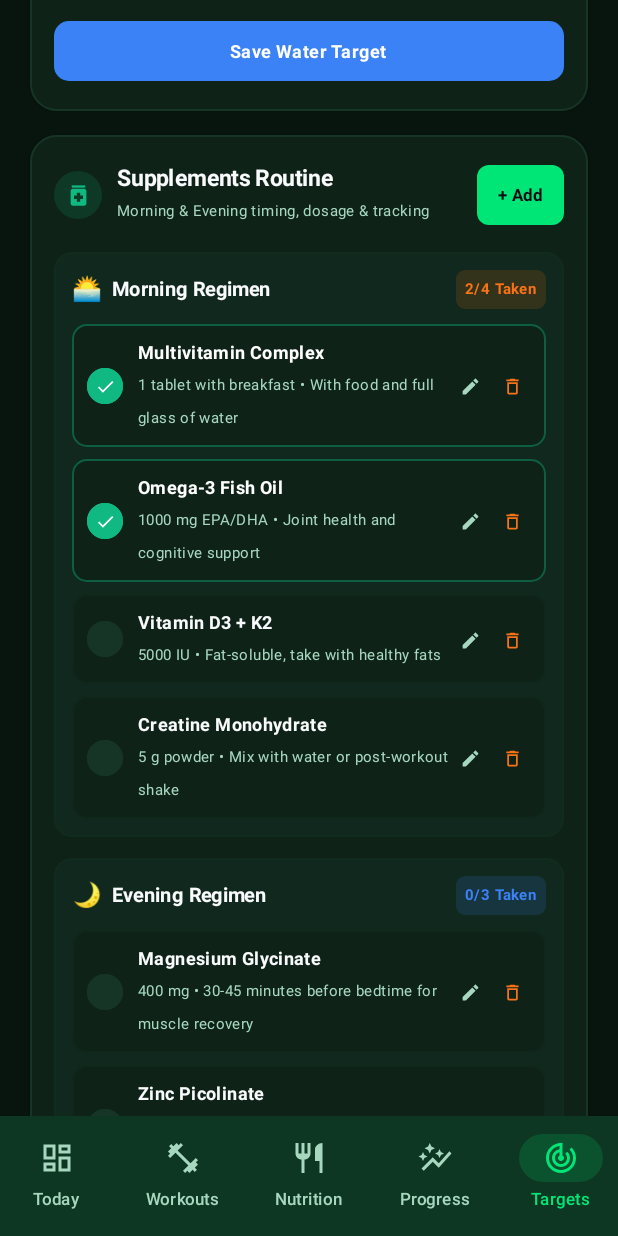
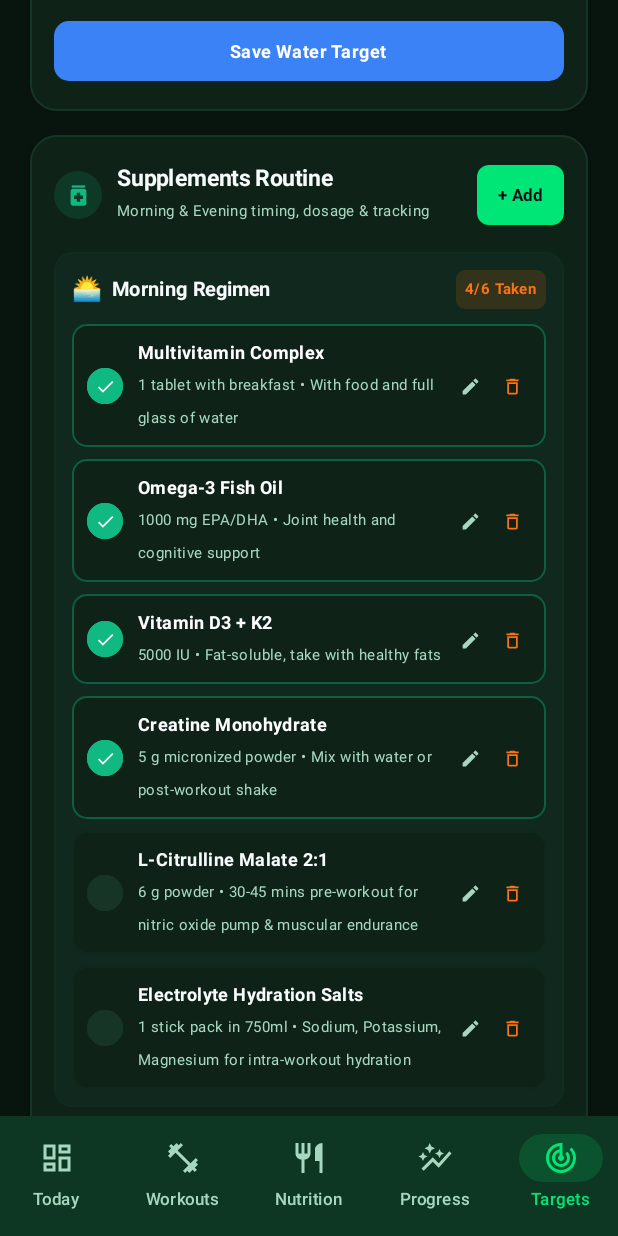
Before and after one commit to PrimeCaster/JustGetFit, an Android app built with Jetpack Compose: the screen it shows after launch (MainActivity), item 5 of the bottom bar chosen, scrolled down 1041 dp, on a phone screen of 412 x 824 dp. Run offline under Robolectric (Android 15) with nearby library versions, the phone set to English and light mode, and no system bars; pictures from the network do not load.

Commit message:
feat: Add comprehensive dummy data across all screens, charts, recipes, workouts and telemetry

```diff
--- a/app/src/main/java/com/example/data/PresetFitnessData.kt
+++ b/app/src/main/java/com/example/data/PresetFitnessData.kt
@@ -1347,46 +1347,64 @@ object PresetFitnessData {
     val upcomingScheduledWorkouts = listOf(
         ScheduledWorkout(
             dayOfWeek = "Mon",
-            date = "Nov 10",
+            date = "Today",
             title = "Push (Chest, Shoulders, Triceps)",
-            focusArea = "Flat DB Bench, Shoulder Press, Cable Pushdowns",
+            focusArea = "Flat DB Bench, Seated Machine Press, Cable Pushdowns",
+            estimatedMinutes = 55,
+            isToday = true,
+            isCompleted = true
+        ),
+        ScheduledWorkout(
+            dayOfWeek = "Tue",
+            date = "Tomorrow",
+            title = "Pull (Back, Biceps & Lats)",
+            focusArea = "Lat Pulldowns, Seated Cable Rows, Preacher Curls",
             estimatedMinutes = 55,
             isToday = false,
             isCompleted = false
         ),
         ScheduledWorkout(
-            dayOfWeek = "Tue",
-            date = "Nov 11",
-            title = "Pull (Back, Biceps)",
-            focusArea = "Lat Pulldowns, Seated Cable Rows, Bicep Curls",
-            estimatedMinutes = 55,
-            isToday = false,
-            isCompleted = false
-        ),
-        ScheduledWorkout(
             dayOfWeek = "Wed",
-            date = "Nov 12",
-            title = "Legs (Quad & Calves)",
-            focusArea = "Leg Press, Leg Extensions, Calf Raises",
+            date = "Wed",
+            title = "Legs (Quad & Calves Hypertrophy)",
+            focusArea = "Leg Press, Hack Squats, Seated Calf Raises",
             estimatedMinutes = 60,
             isToday = false,
             isCompleted = false
         ),
         ScheduledWorkout(
             dayOfWeek = "Thu",
-            date = "Nov 13",
-            title = "Push Hypertrophy",
+            date = "Thu",
+            title = "Active Recovery & Cardio",
+            focusArea = "Incline Treadmill Walk, Mobility & Core Flow",
+            estimatedMinutes = 40,
+            isToday = false,
+            isCompleted = false
+        ),
+        ScheduledWorkout(
+            dayOfWeek = "Fri",
+            date = "Fri",
+            title = "Push Hypertrophy & Delts",
             focusArea = "Incline DB Press, Lateral Raises, Overhead Extensions",
             estimatedMinutes = 55,
             isToday = false,
             isCompleted = false
         ),
         ScheduledWorkout(
-            dayOfWeek = "Fri",
-            date = "Nov 14",
-            title = "Pull Density & Traps",
-            focusArea = "Dumbbell Rows, Face Pulls, Hammer Curls",
+            dayOfWeek = "Sat",
+            date = "Sat",
+            title = "Pull Density & Posterior Chain",
+            focusArea = "Dumbbell Rows, Face Pulls, Romanian Deadlifts",
             estimatedMinutes = 55,
+            isToday = false,
+            isCompleted = false
+        ),
+        ScheduledWorkout(
+            dayOfWeek = "Sun",
+            date = "Sun",
+            title = "Rest, Meal Prep & Recovery",
+            focusArea = "Full rest day, grocery prep & sauna recovery",
+            estimatedMinutes = 30,
             isToday = false,
             isCompleted = false
         )
@@ -1580,6 +1598,64 @@ object PresetFitnessData {
             carbsGrams = 45.0,
             fatGrams = 1.8,
             fiberGrams = 3.5
+        ),
+        FoodItem(
+            name = "Artisan Sourdough Toast",
+            brandOrCategory = "Complex Carbohydrates",
+            servingUnit = "1 slice (40g)",
+            caloriesPerServing = 105,
+            proteinGrams = 4.2,
+            carbsGrams = 20.5,
+            fatGrams = 0.6,
+            fiberGrams = 1.2
+        ),
+        FoodItem(
+            name = "Whey-Casein Blend Protein",
+            brandOrCategory = "Sustained Amino Release",
+            servingUnit = "1 level scoop (34g)",
+            caloriesPerServing = 130,
+            proteinGrams = 26.0,
+            carbsGrams = 2.0,
+            fatGrams = 1.5
+        ),
+        FoodItem(
+            name = "Crisp Honeycrisp Apple",
+            brandOrCategory = "Pre-Workout Fiber & Carbs",
+            servingUnit = "1 medium apple (180g)",
+            caloriesPerServing = 95,
+            proteinGrams = 0.5,
+            carbsGrams = 25.0,
+            fatGrams = 0.3,
+            fiberGrams = 4.4
+        ),
+        FoodItem(
+            name = "Extra Virgin Olive Oil",
+            brandOrCategory = "Monounsaturated Healthy Fats",
+            servingUnit = "1 tablespoon (14ml)",
+            caloriesPerServing = 119,
+            proteinGrams = 0.0,
+            carbsGrams = 0.0,
+            fatGrams = 14.0
+        ),
+        FoodItem(
+            name = "Baby Spinach Greens",
+            brandOrCategory = "Iron & Micronutrient Superfood",
+            servingUnit = "100g fresh leaves",
+            caloriesPerServing = 23,
+            proteinGrams = 2.9,
+            carbsGrams = 3.6,
+            fatGrams = 0.4,
+            fiberGrams = 2.2
+        ),
+        FoodItem(
+            name = "All-Natural Almond Butter",
+            brandOrCategory = "Dense Healthy Fats & Vitamin E",
+            servingUnit = "2 tbsp (32g)",
+            caloriesPerServing = 196,
+            proteinGrams = 7.0,
+            carbsGrams = 6.0,
+            fatGrams = 18.0,
+            fiberGrams = 3.3
         )
     )
 
@@ -1648,6 +1724,95 @@ object PresetFitnessData {
                 "Serve with steamed asparagus and fresh lemon."
             ),
             tags = listOf("Omega-3 Rich", "Dinner", "Recovery")
+        ),
+        Recipe(
+            title = "Flank Steak Fajita Protein Skillet",
+            description = "Tender marinated flank steak seared with tri-color bell peppers, sweet red onions, and lime crema.",
+            prepTimeMinutes = 18,
+            calories = 520,
+            proteinG = 48.0,
+            carbsG = 28.0,
+            fatG = 18.0,
+            ingredients = listOf(
+                "200g Lean Flank Steak sliced thin",
+                "1 Bell Pepper sliced",
+                "1/2 Red Onion sliced",
+                "1 tbsp Extra Virgin Olive Oil",
+                "1 tbsp Fajita spice seasoning",
+                "Lime wedges & fresh cilantro"
+            ),
+            instructions = listOf(
+                "Season flank steak strips with fajita blend.",
+                "Sear over smoking cast iron skillet for 4 minutes until medium-rare.",
+                "Sauté peppers and onions until caramelized and toss together with fresh lime juice."
+            ),
+            tags = listOf("High Iron", "Dinner", "Keto-Friendly")
+        ),
+        Recipe(
+            title = "Greek Lemon Garlic Turkey Meatballs & Quinoa",
+            description = "Lean baked turkey meatballs seasoned with oregano and garlic served over fluffy herb quinoa.",
+            prepTimeMinutes = 22,
+            calories = 490,
+            proteinG = 45.0,
+            carbsG = 48.0,
+            fatG = 11.0,
+            ingredients = listOf(
+                "180g Lean Ground Turkey 93/7",
+                "120g Cooked Tri-Color Quinoa",
+                "1 tbsp Minced Garlic & Greek Oregano",
+                "40g Reduced-fat Feta crumbles",
+                "Cucumbers and cherry tomatoes"
+            ),
+            instructions = listOf(
+                "Roll ground turkey with herbs into 5 golf-ball sized meatballs.",
+                "Bake at 200°C (400°F) for 15 minutes until golden.",
+                "Serve over fluffy warm quinoa with feta and crisp cucumber spears."
+            ),
+            tags = listOf("Lean Muscle", "Lunch", "Meal Prep")
+        ),
+        Recipe(
+            title = "Post-Workout Banana Whey Power Pancakes",
+            description = "Fluffy three-ingredient protein pancakes served with crushed walnuts and warm maple syrup drizzle.",
+            prepTimeMinutes = 12,
+            calories = 440,
+            proteinG = 36.0,
+            carbsG = 52.0,
+            fatG = 8.0,
+            ingredients = listOf(
+                "1 Scoop Whey Protein Isolate",
+                "1 Ripe Medium Banana",
+                "2 Whole Eggs or 4 Egg Whites",
+                "1/2 tsp Cinnamon",
+                "10g Crushed Walnuts"
+            ),
+            instructions = listOf(
+                "Mash banana thoroughly with a fork and whisk together with eggs and protein powder.",
+                "Pour 3 small circles onto non-stick skillet over medium-low heat.",
+                "Flip after 2 minutes when bubbles form and top with walnuts and cinnamon."
+            ),
+            tags = listOf("High Protein", "Breakfast", "Post-Workout")
+        ),
+        Recipe(
+            title = "Avocado & Egg White Power Wrap",
+            description = "Spinach tortilla loaded with scrambled egg whites, grilled chicken breast slices, and avocado mash.",
+            prepTimeMinutes = 10,
+            calories = 380,
+            proteinG = 34.0,
+            carbsG = 32.0,
+            fatG = 10.0,
+            ingredients = listOf(
+                "1 Whole Grain or Spinach Tortilla Wrap",
+                "150ml Liquid Egg Whites scrambled",
+                "75g Grilled Chicken Strips",
+                "1/4 Ripe Avocado mashed",
+                "Handful Fresh Baby Spinach"
+            ),
+            instructions = listOf(
+                "Scramble egg whites in skillet with a pinch of sea salt and pepper.",
+                "Spread mashed avocado over warm tortilla.",
+                "Layer baby spinach, scrambled egg whites, and warm chicken, wrap tightly and slice."
+            ),
+            tags = listOf("Quick Prep", "Lunch", "Clean Fuel")
         )
     )
 
@@ -2084,10 +2249,16 @@ object PresetFitnessData {
     }
 
     val historicalWeightData = listOf(
+        WeightRecord(dateString = "Aug 15", weightKg = 88.0, bodyFatPercentage = 24.2),
+        WeightRecord(dateString = "Aug 22", weightKg = 87.3, bodyFatPercentage = 23.9),
         WeightRecord(dateString = "Sep 1", weightKg = 86.5, bodyFatPercentage = 23.5),
+        WeightRecord(dateString = "Sep 8", weightKg = 85.8, bodyFatPercentage = 23.1),
         WeightRecord(dateString = "Sep 15", weightKg = 85.1, bodyFatPercentage = 22.8),
+        WeightRecord(dateString = "Sep 22", weightKg = 84.4, bodyFatPercentage = 22.3),
         WeightRecord(dateString = "Oct 1", weightKg = 83.7, bodyFatPercentage = 21.9),
+        WeightRecord(dateString = "Oct 8", weightKg = 83.0, bodyFatPercentage = 21.3),
         WeightRecord(dateString = "Oct 15", weightKg = 82.2, bodyFatPercentage = 20.8),
+        WeightRecord(dateString = "Oct 22", weightKg = 81.3, bodyFatPercentage = 20.3),
         WeightRecord(dateString = "Nov 1", weightKg = 80.4, bodyFatPercentage = 19.8),
         WeightRecord(dateString = "Nov 8", weightKg = 79.2, bodyFatPercentage = 19.1),
         WeightRecord(dateString = "Nov 12", weightKg = 78.8, bodyFatPercentage = 18.9),
@@ -2097,34 +2268,53 @@ object PresetFitnessData {
 
     val initialProgressPhotos = listOf(
         ProgressPhotoItem(
-            dateString = "Sep 1, 2026",
+            dateString = "Aug 15, 2026",
             pose = PhotoPoseType.FRONT,
-            weightKg = 86.5,
+            weightKg = 88.0,
             title = "Starting Baseline",
             notes = "Day 1 of body recomposition. Prioritizing strength and 500 kcal deficit.",
             accentHueSeed = 0
         ),
         ProgressPhotoItem(
-            dateString = "Oct 1, 2026",
+            dateString = "Sep 15, 2026",
             pose = PhotoPoseType.FRONT,
-            weightKg = 83.7,
+            weightKg = 85.1,
             title = "Month 1 Milestone",
             notes = "Waist down 3.5cm. Visible shoulder and quad definition emerging.",
             accentHueSeed = 1
+        ),
+        ProgressPhotoItem(
+            dateString = "Oct 15, 2026",
+            pose = PhotoPoseType.SIDE,
+            weightKg = 82.2,
+            title = "Mid-Cut Conditioning",
+            notes = "Side posture improved, upper abdominal wall flattening out nicely.",
+            accentHueSeed = 3
         ),
         ProgressPhotoItem(
             dateString = "Nov 8, 2026",
             pose = PhotoPoseType.FRONT,
             weightKg = 79.2,
-            title = "Current Progress (Week 10)",
+            title = "Week 10 Milestone",
             notes = "Abs clearly visible, bench 1RM reached 105kg.",
             accentHueSeed = 2
+        ),
+        ProgressPhotoItem(
+            dateString = "Nov 17, 2026",
+            pose = PhotoPoseType.BACK,
+            weightKg = 78.2,
+            title = "Current Peak V-Taper",
+            notes = "Lat spread width peaked, rear delts and lower back definition sharp.",
+            accentHueSeed = 4
         )
     )
 
     val initialCircumferences = listOf(
+        BodyCircumference(dateString = "Aug 15", waistCm = 96.0, chestCm = 103.0, armsCm = 36.5, thighsCm = 60.5),
         BodyCircumference(dateString = "Sep 1", waistCm = 94.0, chestCm = 104.0, armsCm = 37.0, thighsCm = 61.0),
+        BodyCircumference(dateString = "Sep 15", waistCm = 92.0, chestCm = 104.5, armsCm = 37.2, thighsCm = 61.2),
         BodyCircumference(dateString = "Oct 1", waistCm = 90.5, chestCm = 105.0, armsCm = 37.5, thighsCm = 61.5),
+        BodyCircumference(dateString = "Oct 15", waistCm = 88.5, chestCm = 105.5, armsCm = 37.8, thighsCm = 61.8),
         BodyCircumference(dateString = "Nov 1", waistCm = 87.0, chestCm = 106.0, armsCm = 38.0, thighsCm = 62.0),
         BodyCircumference(dateString = "Nov 8", waistCm = 85.0, chestCm = 106.5, armsCm = 38.5, thighsCm = 62.0),
         BodyCircumference(dateString = "Nov 15", waistCm = 84.5, chestCm = 107.0, armsCm = 38.8, thighsCm = 62.5),
@@ -2140,16 +2330,37 @@ object PresetFitnessData {
             isEnabled = true
         ),
         CustomReminder(
+            title = "Pre-Workout Fuel & Warmup",
+            category = ReminderCategory.WORKOUT,
+            timeLabel = "05:00 PM",
+            daysLabel = "Mon, Tue, Wed, Fri, Sat",
+            isEnabled = true
+        ),
+        CustomReminder(
             title = "Scheduled Workout Session",
             category = ReminderCategory.WORKOUT,
             timeLabel = "05:30 PM",
-            daysLabel = "Mon, Tue, Thu, Fri, Sat",
+            daysLabel = "Mon, Tue, Wed, Fri, Sat",
             isEnabled = true
         ),
         CustomReminder(
-            title = "Dinner & Macro Review",
+            title = "Post-Workout Protein & Creatine Shake",
+            category = ReminderCategory.WORKOUT,
+            timeLabel = "06:45 PM",
+            daysLabel = "Mon, Tue, Wed, Fri, Sat",
+            isEnabled = true
+        ),
+        CustomReminder(
+            title = "Dinner & Daily Macro Review",
             category = ReminderCategory.MEAL_LOG,
             timeLabel = "08:30 PM",
+            daysLabel = "Everyday",
+            isEnabled = true
+        ),
+        CustomReminder(
+            title = "Sleep & Recovery Wind Down",
+            category = ReminderCategory.RECOVERY,
+            timeLabel = "10:15 PM",
             daysLabel = "Everyday",
             isEnabled = true
         )
@@ -2234,6 +2445,45 @@ object PresetFitnessData {
             distanceKm = 7.8,
             caloriesBurned = 620,
             avgHeartRateBpm = 150
+        ),
+        CardioSession(
+            machineType = CardioMachineType.STAIR_CLIMBER,
+            dateString = FitnessDateUtils.getDateDaysAgo(8),
+            durationMinutes = 25,
+            distanceKm = 2.2,
+            caloriesBurned = 290,
+            avgHeartRateBpm = 148,
+            stairFloorsClimbed = 110
+        ),
+        CardioSession(
+            machineType = CardioMachineType.STATIONARY_BIKE,
+            dateString = FitnessDateUtils.getDateDaysAgo(10),
+            durationMinutes = 35,
+            distanceKm = 14.2,
+            caloriesBurned = 410,
+            avgHeartRateBpm = 158,
+            bikeCadenceRpm = 92,
+            bikeResistanceLevel = 10
+        ),
+        CardioSession(
+            machineType = CardioMachineType.OUTDOOR_RUN,
+            dateString = FitnessDateUtils.getDateDaysAgo(12),
+            durationMinutes = 45,
+            distanceKm = 6.8,
+            caloriesBurned = 540,
+            avgHeartRateBpm = 154
+        ),
+        CardioSession(
+            machineType = CardioMachineType.ROWING_MACHINE,
+            dateString = FitnessDateUtils.getDateDaysAgo(14),
+            durationMinutes = 22,
+            distanceKm = 5.0,
+            caloriesBurned = 285,
+            avgHeartRateBpm = 162,
+            rowingSplitSeconds500m = 108,
+            rowingStrokesPerMin = 30,
+            rowingDamperSetting = 7,
+            rowingWatts = 245
         )
     )
 
@@ -2626,22 +2876,36 @@ object PresetFitnessData {
             name = "Vitamin D3 + K2",
             dosage = "5000 IU",
             timing = SupplementTiming.MORNING,
-            isTaken = false,
+            isTaken = true,
             notes = "Fat-soluble, take with healthy fats"
         ),
         SupplementItem(
             name = "Creatine Monohydrate",
-            dosage = "5 g powder",
+            dosage = "5 g micronized powder",
+            timing = SupplementTiming.MORNING,
+            isTaken = true,
+            notes = "Mix with water or post-workout shake"
+        ),
+        SupplementItem(
+            name = "L-Citrulline Malate 2:1",
+            dosage = "6 g powder",
             timing = SupplementTiming.MORNING,
             isTaken = false,
-            notes = "Mix with water or post-workout shake"
+            notes = "30-45 mins pre-workout for nitric oxide pump & muscular endurance"
+        ),
+        SupplementItem(
+            name = "Electrolyte Hydration Salts",
+            dosage = "1 stick pack in 750ml",
+            timing = SupplementTiming.MORNING,
+            isTaken = false,
+            notes = "Sodium, Potassium, Magnesium for intra-workout hydration"
         ),
         SupplementItem(
             name = "Magnesium Glycinate",
             dosage = "400 mg",
             timing = SupplementTiming.EVENING,
             isTaken = false,
-            notes = "30-45 minutes before bedtime for muscle recovery"
+            notes = "30-45 minutes before bedtime for muscle recovery & sleep quality"
         ),
         SupplementItem(
             name = "Zinc Picolinate",
--- a/app/src/main/java/com/example/ui/screens/DashboardScreen.kt
+++ b/app/src/main/java/com/example/ui/screens/DashboardScreen.kt
@@ -28,6 +28,7 @@ import com.example.data.FitnessRepository
 import com.example.model.ScheduledWorkout
 import com.example.ui.components.*
 import com.example.ui.theme.*
+import com.example.util.FitnessDateUtils
 
 @Composable
 fun DashboardScreen(
@@ -58,13 +59,14 @@ fun DashboardScreen(
 
     val upcomingWorkouts = scheduledWorkouts
 
-    val consumedCalories = loggedMeals.sumOf { it.totalCalories }
-    val consumedProtein = loggedMeals.sumOf { it.totalProtein }
-    val consumedCarbs = loggedMeals.sumOf { it.totalCarbs }
-    val consumedFat = loggedMeals.sumOf { it.totalFat }
+    val todayMeals = loggedMeals.filter { FitnessDateUtils.isDateToday(it.dateString) }
+    val consumedCalories = todayMeals.sumOf { it.totalCalories }
+    val consumedProtein = todayMeals.sumOf { it.totalProtein }
+    val consumedCarbs = todayMeals.sumOf { it.totalCarbs }
+    val consumedFat = todayMeals.sumOf { it.totalFat }
 
-    val weeklyCardioMinutes = cardioSessions.sumOf { it.durationMinutes } + 45
-    val weeklyRunningKm = cardioSessions.filter { it.distanceKm > 0 }.sumOf { it.distanceKm } + 12.0
+    val weeklyCardioMinutes = cardioSessions.sumOf { it.durationMinutes }
+    val weeklyRunningKm = cardioSessions.filter { it.distanceKm > 0 }.sumOf { it.distanceKm }
 
     LazyColumn(
         modifier = modifier
```
Also changed, not shown: 1 other file.
